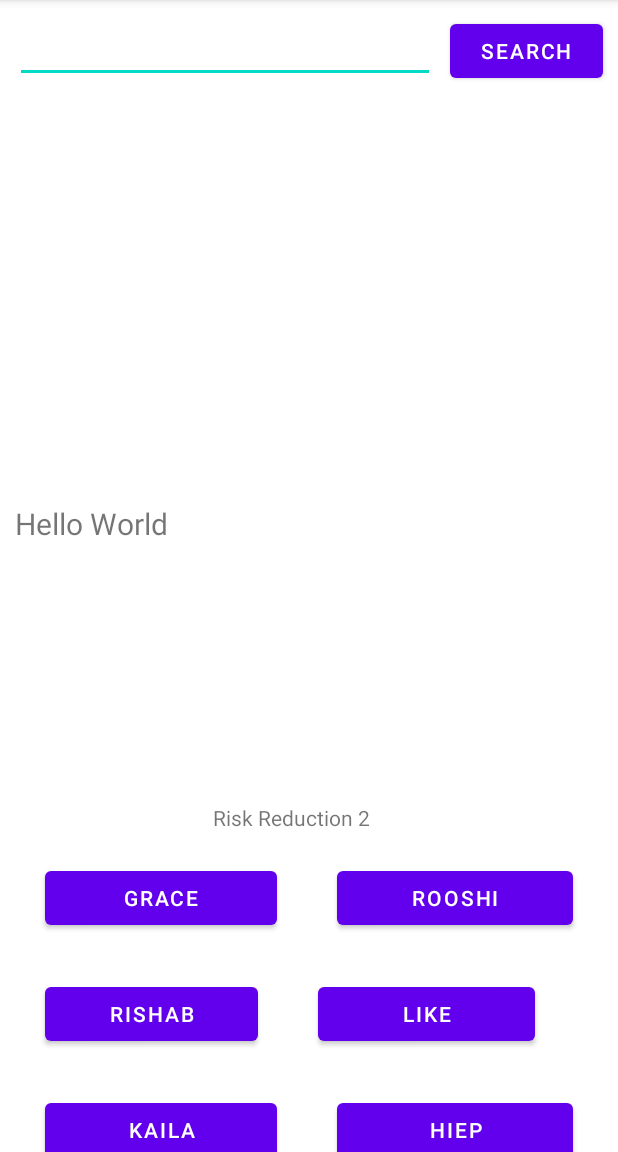
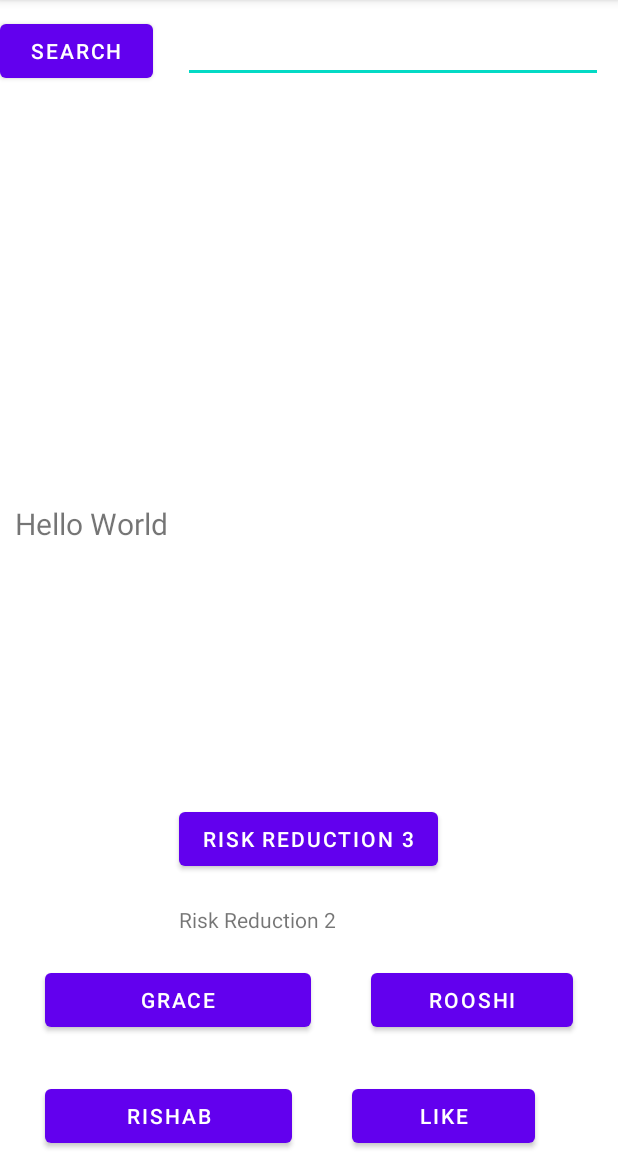
Before and after one commit to PodcastSeniorDesign/everything, an Android app: the screen it shows after launch (MainActivity), on a phone screen of 412 x 824 dp, the part 84-1236 px from its top. Run offline under Robolectric (Android 15) with nearby library versions, the phone set to English and light mode, and no system bars; our stand-ins replace Firebase (no records; nobody signed in at launch, a user with empty details on screens opened directly), Volley; libraries missing offline, so code that uses them is left out: com.firebase.ui.

Commit message:
added new activity for RR3

```diff
--- a/app/src/main/java/me/rooshi/podcastapp/MainActivity.java
+++ b/app/src/main/java/me/rooshi/podcastapp/MainActivity.java
@@ -101,6 +101,11 @@ public class MainActivity extends AppCompatActivity {
         showValue = (TextView) findViewById(R.id.LikeCount);
 
 
+    }
+
+    public void RR3Intent(View view) {
+        Intent intent = new Intent(this, rr3.class);
+        startActivity(intent);
     }
 
     public void Like(View view){
--- a/app/src/main/res/layout/activity_main.xml
+++ b/app/src/main/res/layout/activity_main.xml
@@ -8,43 +8,17 @@
     android:layout_height="match_parent">
 
     <androidx.core.widget.NestedScrollView
+        android:id="@+id/nestedScrollView"
         android:layout_width="match_parent"
-        android:layout_height="match_parent"
 
 
+        android:layout_height="match_parent"
         app:layout_behavior="com.google.android.material.appbar.AppBarLayout$ScrollingViewBehavior">
 
         <androidx.constraintlayout.widget.ConstraintLayout
             android:layout_width="match_parent"
             android:layout_height="match_parent"
             tools:context=".MainActivity">
-
-            <com.google.android.material.circularreveal.CircularRevealLinearLayout
-                android:id="@+id/topPanel"
-                android:layout_width="match_parent"
-                android:layout_height="75dp"
-                app:layout_constraintTop_toTopOf="parent"
-                app:layout_constraintBottom_toTopOf="@+id/bottomPanel"
-                tools:layout_editor_absoluteX="0dp">
-
-                <com.google.android.material.textfield.TextInputEditText
-                    android:id="@+id/textInput"
-                    android:layout_width="280dp"
-                    android:layout_height="wrap_content"
-                    android:layout_margin="10dp"
-                    />
-
-                <Button
-                    android:id="@+id/button"
-                    android:layout_width="wrap_content"
-                    android:layout_height="wrap_content"
-                    android:layout_weight="1"
-                    android:layout_marginTop="10dp"
-                    android:layout_marginRight="10dp"
-                    android:text="Search"
-                    android:onClick="searchTerm"/>
-
-            </com.google.android.material.circularreveal.CircularRevealLinearLayout>
 
 
             <HorizontalScrollView
@@ -62,18 +36,6 @@
                     android:layout_margin="10dp" />
             </HorizontalScrollView>
 
-            <androidx.recyclerview.widget.RecyclerView
-                android:id="@+id/podcastList"
-                android:layout_width="match_parent"
-                android:layout_height="200dp"
-                android:scrollbars="vertical"
-                app:layout_constraintBottom_toTopOf="@+id/buttonPanel"
-                app:layout_constraintTop_toBottomOf="@+id/bottomPanel">
-
-
-
-            </androidx.recyclerview.widget.RecyclerView>
-
             <TableLayout
                 android:id="@+id/buttonPanel"
                 android:layout_width="match_parent"
@@ -84,20 +46,33 @@
 
                 <TableRow
                     android:layout_width="match_parent"
+                    android:layout_height="match_parent"
+                    android:layout_margin="10dp"
+                    android:gravity="center">
+
+                    <Button
+                        android:id="@+id/rr3Button"
+                        android:layout_width="wrap_content"
+                        android:layout_height="wrap_content"
+                        android:onClick="RR3Intent"
+                        android:text="Risk Reduction 3" />
+                </TableRow>
+
+                <TableRow
+                    android:layout_width="match_parent"
                     android:layout_height="wrap_content"
-                    android:gravity="center"
-                    android:layout_margin="10dp">
+                    android:layout_margin="10dp"
+                    android:gravity="center">
 
-                    <TextView
-                        android:text="Risk Reduction 2"/>
+                    <TextView android:text="Risk Reduction 2" />
 
                 </TableRow>
 
                 <TableRow
                     android:layout_width="match_parent"
                     android:layout_height="wrap_content"
-                    android:gravity="center"
-                    android:layout_margin="10dp">
+                    android:layout_margin="10dp"
+                    android:gravity="center">
 
                     <Button
                         android:id="@+id/grace"
@@ -107,7 +82,7 @@
                         android:layout_marginRight="20dp"
                         android:layout_weight="1"
                         android:onClick="recyclerDisplay"
-                        android:text="Grace"/>
+                        android:text="Grace" />
 
 
                     <Button
@@ -125,8 +100,8 @@
                 <TableRow
                     android:layout_width="match_parent"
                     android:layout_height="wrap_content"
-                    android:gravity="center"
-                    android:layout_margin="10dp">
+                    android:layout_margin="10dp"
+                    android:gravity="center">
 
                     <Button
                         android:id="@+id/rishab"
@@ -142,20 +117,19 @@
                         android:id="@+id/Like"
                         android:layout_width="wrap_content"
                         android:layout_height="wrap_content"
-                        android:layout_weight="1"
                         android:layout_marginLeft="20dp"
                         android:layout_marginRight="20dp"
+                        android:layout_weight="1"
                         android:onClick="Like"
-                        android:text="Like"/>
+                        android:text="Like" />
 
                     <TextView
+                        android:id="@+id/LikeCount"
                         android:layout_width="wrap_content"
                         android:layout_height="wrap_content"
-                        android:text = "Like"
-                        android:id = "@+id/LikeCount"
                         android:layout_alignParentTop="true"
-                        android:layout_centerhorizontal="true"
-                        android:layout_marginTop="47dp" />
+                        android:layout_marginTop="47dp"
+                        android:text="Like" />
 
 
                 </TableRow>
@@ -163,32 +137,69 @@
                 <TableRow
                     android:layout_width="match_parent"
                     android:layout_height="wrap_content"
-                    android:gravity="center"
-                    android:layout_margin="10dp">
+                    android:layout_margin="10dp"
+                    android:gravity="center">
 
                     <Button
                         android:id="@+id/kaila"
                         android:layout_width="wrap_content"
                         android:layout_height="wrap_content"
-                        android:layout_weight="1"
                         android:layout_marginLeft="20dp"
                         android:layout_marginRight="20dp"
+                        android:layout_weight="1"
                         android:onClick="toggletext"
-                        android:text="Kaila"/>
+                        android:text="Kaila" />
 
                     <Button
                         android:id="@+id/hiep"
-                        android:onClick="loginWithGoogle"
                         android:layout_width="wrap_content"
                         android:layout_height="wrap_content"
-                        android:layout_weight="1"
                         android:layout_marginLeft="20dp"
                         android:layout_marginRight="20dp"
-                        android:text="Hiep"/>
+                        android:layout_weight="1"
+                        android:onClick="loginWithGoogle"
+                        android:text="Hiep" />
 
                 </TableRow>
 
             </TableLayout>
+
+            <androidx.recyclerview.widget.RecyclerView
+                android:id="@+id/podcastList"
+                android:layout_width="match_parent"
+                android:layout_height="200dp"
+                android:scrollbars="vertical"
+                app:layout_constraintBottom_toTopOf="@+id/buttonPanel"
+                app:layout_constraintTop_toBottomOf="@+id/bottomPanel">
+
+
+            </androidx.recyclerview.widget.RecyclerView>
+
+            <com.google.android.material.circularreveal.CircularRevealLinearLayout
+                android:id="@+id/topPanel"
+                android:layout_width="match_parent"
+                android:layout_height="75dp"
+                app:layout_constraintBottom_toTopOf="@+id/bottomPanel"
+                app:layout_constraintTop_toTopOf="parent"
+                tools:layout_editor_absoluteX="0dp">
+
+                <Button
+                    android:id="@+id/button"
+                    android:layout_width="wrap_content"
+                    android:layout_height="wrap_content"
+                    android:layout_marginTop="10dp"
+                    android:layout_marginRight="10dp"
+                    android:layout_weight="1"
+                    android:onClick="searchTerm"
+                    android:text="Search" />
+
+                <com.google.android.material.textfield.TextInputEditText
+                    android:id="@+id/textInput"
+                    android:layout_width="280dp"
+                    android:layout_height="wrap_content"
+                    android:layout_margin="10dp" />
+
+            </com.google.android.material.circularreveal.CircularRevealLinearLayout>
 
 
         </androidx.constraintlayout.widget.ConstraintLayout>
--- a/build.gradle
+++ b/build.gradle
@@ -9,7 +9,7 @@ buildscript {
 
     }
     dependencies {
-        classpath 'com.android.tools.build:gradle:3.6.2'
+        classpath 'com.android.tools.build:gradle:3.6.3'
         classpath 'com.google.gms:google-services:4.3.3'  // Google Services plugin
 
         // NOTE: Do not place your application dependencies here; they belong
```
Also changed, not shown: app/src/main/AndroidManifest.xml (+7 -7 lines), app/src/main/java/me/rooshi/podcastapp/rr3.java (added, +14 -0 lines), app/src/main/res/layout/activity_rr3.xml (added, +23 -0 lines).
